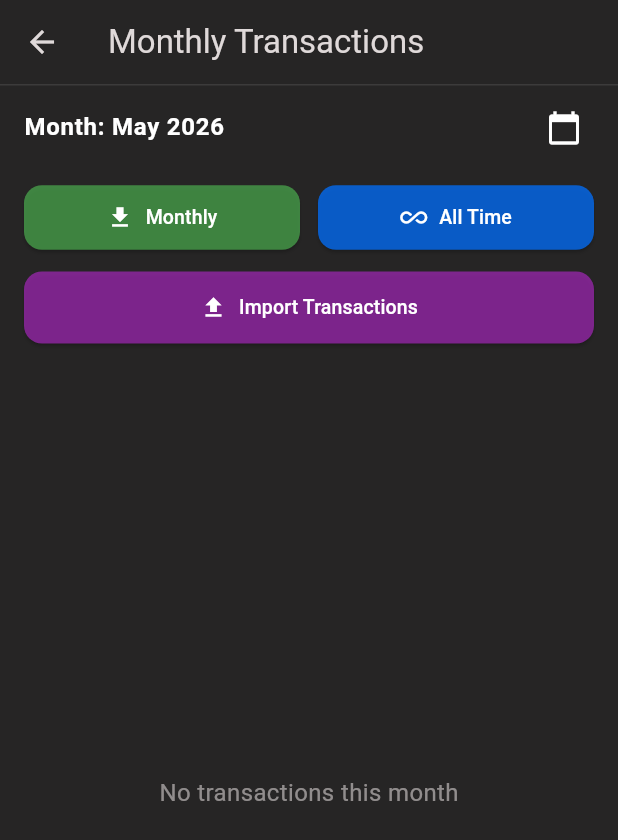
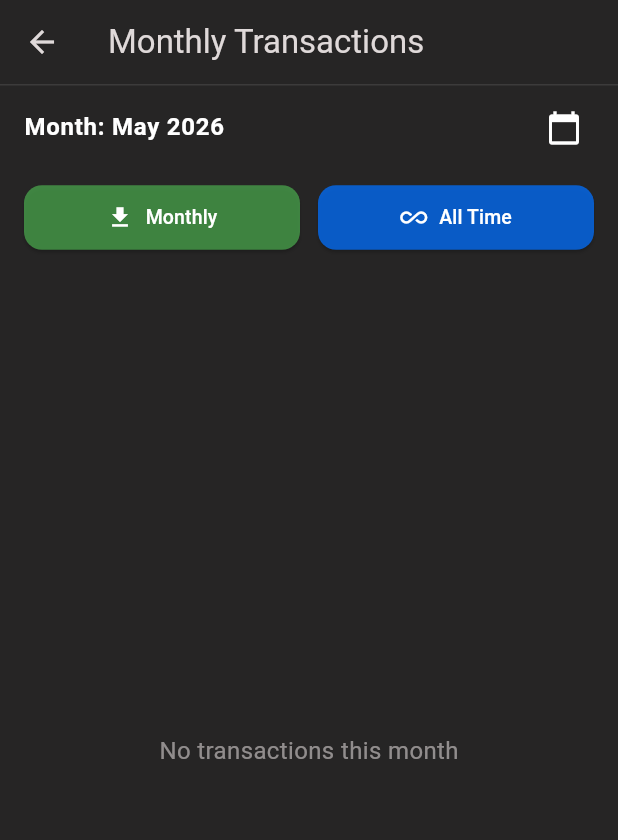
Before and after one commit to SHUBHAMGUPTA123456/KhataBook, a Flutter app: the ReportScreen screen opened directly, on a phone screen of 412 x 824 dp. Shown: the top 840 px of the screen. Run offline on Flutter 3.47's test engine with Material 3 defaults, Android fonts, the light colour scheme and no system bars; our stand-ins replace csv, file_picker, flutter_contacts, get, image_picker, open_filex and 4 more; accounts and stored records are empty.

Commit message:
Updated README and hid import button in report screen

```diff
--- a/lib/presentation/views/report_screen.dart
+++ b/lib/presentation/views/report_screen.dart
@@ -95,7 +95,9 @@ class ReportScreen extends StatelessWidget {
             ),
           ),
 // Import Button Row
-          Padding(
+          Visibility(
+            visible: false,
+            child: Padding(
               padding: const EdgeInsets.symmetric(horizontal: 16, vertical: 4),
               child: Obx(() => ElevatedButton.icon(
                 icon: reportCtrl.isImporting.value
@@ -127,6 +129,7 @@ class ReportScreen extends StatelessWidget {
                     ? null
                     : () => _showImportDialog(),
               )),
+            ),
           ),
           // Transactions List
           Expanded(
```
Also changed, not shown: 1 other file. Lines whose indentation alone changed are shown as unchanged.
